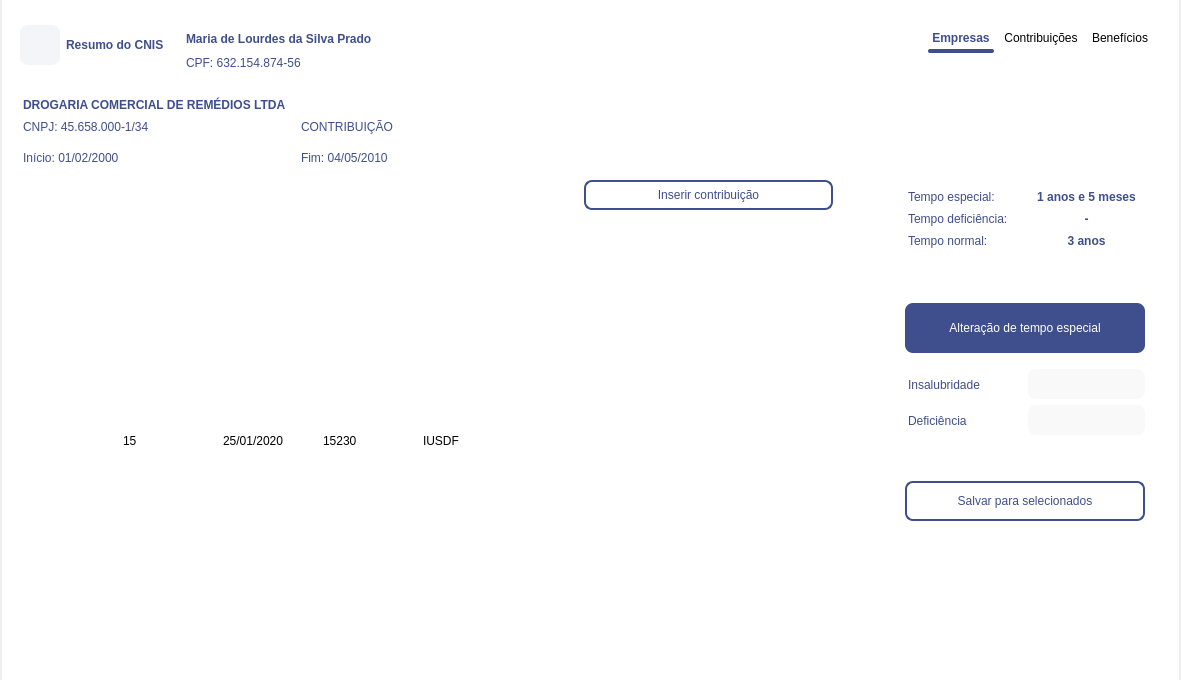
Old version of the form Design/UI/wdgResumoCNIS.ui in the repository newprev/PrevCliente.
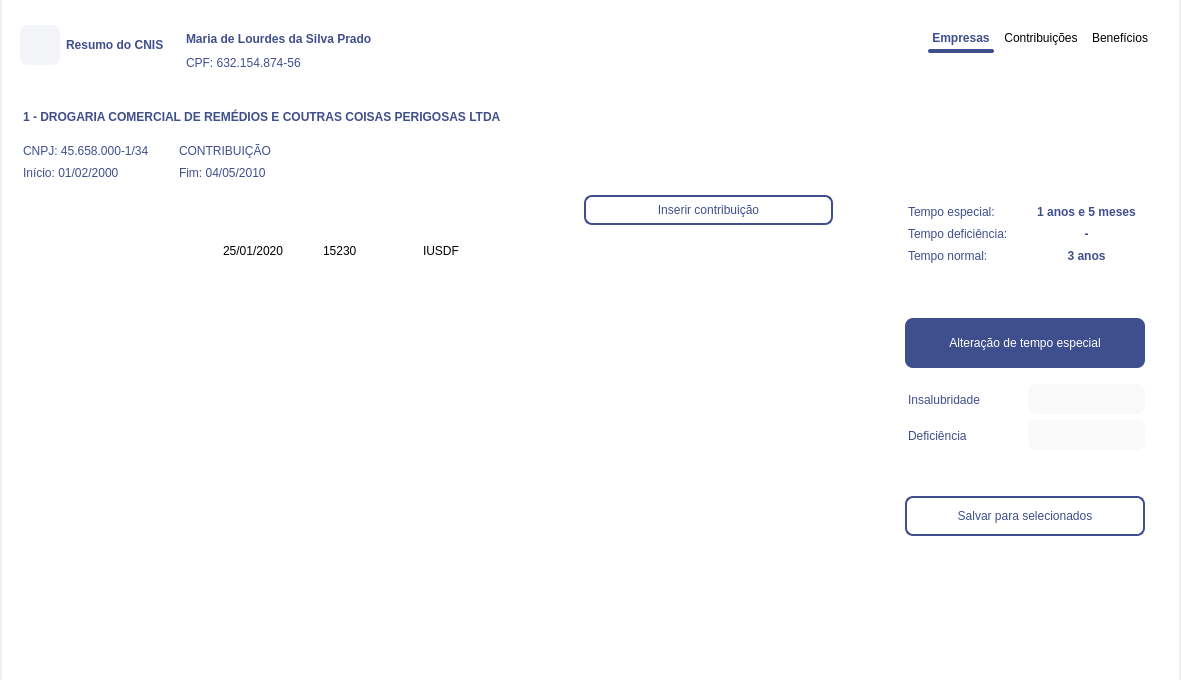
New version of the form. The open tabs and pages were chosen to show the change. Icons and pictures are not drawn.

The edit to the form file:
```diff
--- a/Design/UI/wdgResumoCNIS.ui
+++ b/Design/UI/wdgResumoCNIS.ui
@@ -524,8 +524,8 @@
 /*--------------------- Table Widget -----------------------*/
 #tblContribuicoes, #tblCadContrib,
 #tblCadBene {
-	selection-background-color: grey;
-	selection-color: white;
+	selection-background-color: #DDDEDF;
+	selection-color: #292D40;
 	gridline-color: white;
 
 	border: 0px solid transparent;
@@ -543,6 +543,11 @@
 	min-height: 45px;
 }
 
+QHeaderView:QTableCornerButton::section {
+    background-color: white;
+	border: 1px solid white;
+}
+
 #tblContribuicoes::item:last,
 #tblCadContrib::item:last,
 #tblCadBene::item:last {
@@ -583,7 +588,7 @@
 	image: url(:/opcoes/rbChecked.png);
 }
 
-/*------------------------------------------- Combo box -------------------------------------------*/
+/*---------------------- Combo box ---------------------*/
 QComboBox {
     border: 0px solid gray;
     border-radius: 8px;
@@ -1384,7 +1389,7 @@
                       <bool>true</bool>
                      </attribute>
                      <attribute name="verticalHeaderStretchLastSection">
-                      <bool>true</bool>
+                      <bool>false</bool>
                      </attribute>
                      <row>
                       <property name="text">
@@ -1405,7 +1410,7 @@
                      </column>
                      <column>
                       <property name="text">
-                       <string>Vínculo</string>
+                       <string>Nº</string>
                       </property>
                       <property name="font">
                        <font>
@@ -1630,11 +1635,6 @@
                        </brush>
                       </property>
                      </column>
-                     <item row="0" column="1">
-                      <property name="text">
-                       <string>15</string>
-                      </property>
-                     </item>
                      <item row="0" column="2">
                       <property name="text">
                        <string>25/01/2020</string>
@@ -1712,13 +1712,9 @@
                       <property name="bottomMargin">
                        <number>0</number>
                       </property>
-                      <item row="2" column="1" alignment="Qt::AlignLeft|Qt::AlignBottom">
-                       <widget class="QLabel" name="lbDataFim">
-                        <property name="text">
-                         <string>Fim: 04/05/2010</string>
-                        </property>
-                       </widget>
-                      </item>
+                      <property name="horizontalSpacing">
+                       <number>24</number>
+                      </property>
                       <item row="1" column="0" alignment="Qt::AlignTop">
                        <widget class="QLabel" name="lbCNPJouNB">
                         <property name="text">
@@ -1726,8 +1722,35 @@
                         </property>
                        </widget>
                       </item>
-                      <item row="0" column="0" colspan="2">
+                      <item row="2" column="1" alignment="Qt::AlignLeft|Qt::AlignBottom">
+                       <widget class="QLabel" name="lbDataFim">
+                        <property name="text">
+                         <string>Fim: 04/05/2010</string>
+                        </property>
+                       </widget>
+                      </item>
+                      <item row="1" column="1" alignment="Qt::AlignTop">
+                       <widget class="QLabel" name="lbInfoContribuicao">
+                        <property name="text">
+                         <string>CONTRIBUIÇÃO</string>
+                        </property>
+                       </widget>
+                      </item>
+                      <item row="2" column="0" alignment="Qt::AlignBottom">
+                       <widget class="QLabel" name="lbDataInicio">
+                        <property name="text">
+                         <string>Início: 01/02/2000</string>
+                        </property>
+                       </widget>
+                      </item>
+                      <item row="0" column="0" colspan="3">
                        <widget class="QLabel" name="lbNomeEmp">
+                        <property name="sizePolicy">
+                         <sizepolicy hsizetype="Preferred" vsizetype="Expanding">
+                          <horstretch>0</horstretch>
+                          <verstretch>0</verstretch>
+                         </sizepolicy>
+                        </property>
                         <property name="minimumSize">
                          <size>
                           <width>400</width>
@@ -1735,26 +1758,28 @@
                          </size>
                         </property>
                         <property name="text">
-                         <string>DROGARIA COMERCIAL DE REMÉDIOS LTDA</string>
+                         <string>1 - DROGARIA COMERCIAL DE REMÉDIOS E COUTRAS COISAS PERIGOSAS LTDA</string>
+                        </property>
+                        <property name="scaledContents">
+                         <bool>true</bool>
                         </property>
                         <property name="wordWrap">
                          <bool>true</bool>
                         </property>
                        </widget>
                       </item>
-                      <item row="2" column="0" alignment="Qt::AlignBottom">
-                       <widget class="QLabel" name="lbDataInicio">
-                        <property name="text">
-                         <string>Início: 01/02/2000</string>
+                      <item row="1" column="2" rowspan="2">
+                       <spacer name="horizontalSpacer_11">
+                        <property name="orientation">
+                         <enum>Qt::Horizontal</enum>
                         </property>
-                       </widget>
-                      </item>
-                      <item row="1" column="1" alignment="Qt::AlignTop">
-                       <widget class="QLabel" name="lbInfoContribuicao">
-                        <property name="text">
-                         <string>CONTRIBUIÇÃO</string>
+                        <property name="sizeHint" stdset="0">
+                         <size>
+                          <width>40</width>
+                          <height>20</height>
+                         </size>
                         </property>
-                       </widget>
+                       </spacer>
                       </item>
                      </layout>
                     </widget>
@@ -1764,6 +1789,9 @@
                      <property name="orientation">
                       <enum>Qt::Horizontal</enum>
                      </property>
+                     <property name="sizeType">
+                      <enum>QSizePolicy::Preferred</enum>
+                     </property>
                      <property name="sizeHint" stdset="0">
                       <size>
                        <width>40</width>
```
